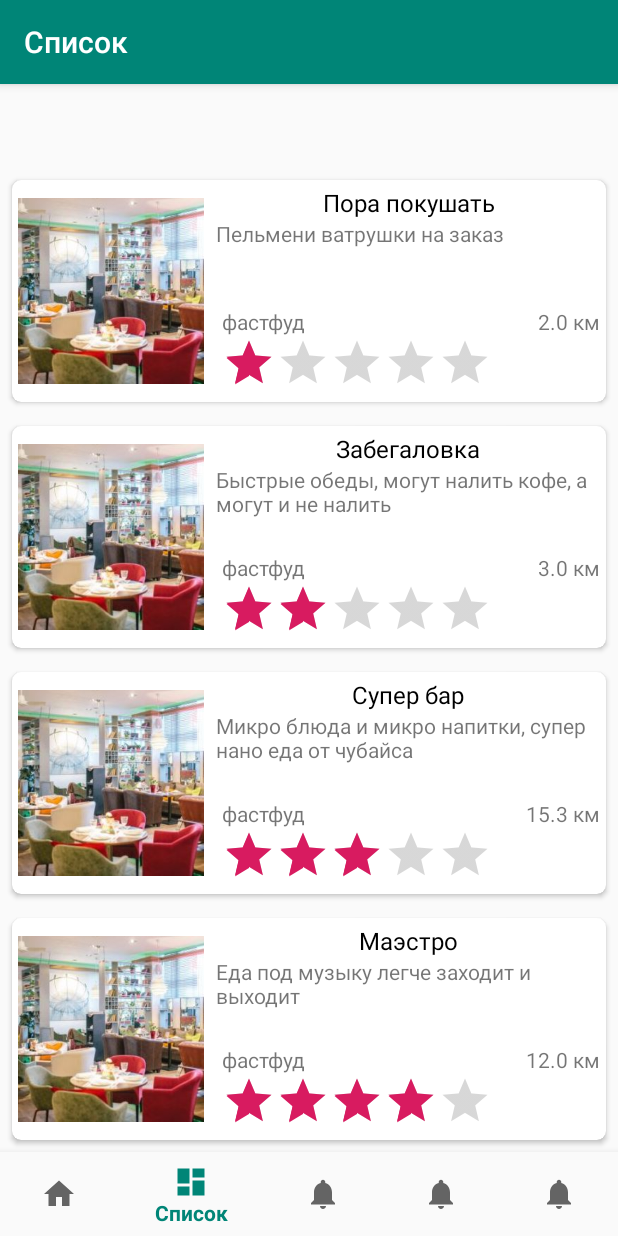
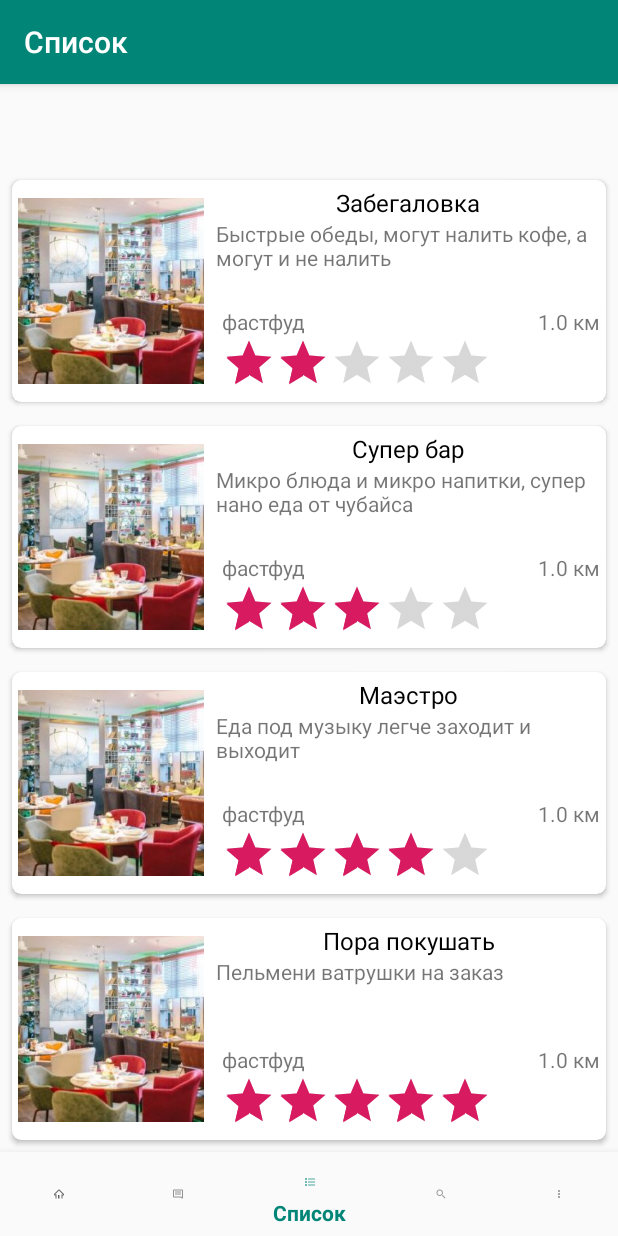
Before and after one commit to Kharin1986/CafeRatings, an Android app: the ListFragment screen opened through its navigation route, on a phone screen of 412 x 824 dp. Run offline under Robolectric (Android 15) with nearby library versions, the phone set to English and light mode, and no system bars; our stand-ins replace navigation-ui.

Commit message:
Added local database by https://github.com/Jvitaliy82 But Jvitaliy82's base branch was with drawer navigation. I combined (and checked locally) this database and bottom navigation only.

```diff
--- /dev/null
+++ b/app/src/main/java/com/gb/rating/dataBase/CafeDataSource.java
@@ -0,0 +1,100 @@
+package com.gb.rating.dataBase;
+
+import android.content.ContentValues;
+import android.content.Context;
+import android.database.Cursor;
+import android.database.SQLException;
+import android.database.sqlite.SQLiteDatabase;
+
+import com.gb.rating.models.CafeItem;
+
+import java.io.Closeable;
+import java.io.IOException;
+import java.util.ArrayList;
+import java.util.List;
+
+import static com.gb.rating.dataBase.CafeDbScheme.CafeTable;
+
+public class CafeDataSource implements Closeable {
+
+    private DataBaseHelper dbHelper;
+    private SQLiteDatabase database;
+
+    public CafeDataSource(Context context) {
+        dbHelper = new DataBaseHelper(context);
+    }
+
+    public void openW() throws SQLException {
+        database = dbHelper.getWritableDatabase();
+    }
+
+    public void openR() throws SQLException {
+        database = dbHelper.getReadableDatabase();
+    }
+
+    public void insertCafe(ContentValues cv) {
+        database.insert(CafeTable.NAME, null, cv);
+    }
+
+    public List<CafeItem> readAllCafe() {
+        List<CafeItem> listCafe = new ArrayList<>();
+        Cursor cursor = database.query(CafeTable.NAME,
+                null,null,null, null, null, null);
+        if (cursor.moveToFirst()) {
+            while (cursor.moveToNext()) {
+                CafeItem item = new CafeItem();
+                item.setName(cursor.getString(1));
+                item.setImg(cursor.getInt(2)); // тут нужно подумать как хранить путь к изображению
+                item.setType(cursor.getString(2));
+                item.setDesc(cursor.getString(3));
+                item.setRating(cursor.getInt(4));
+                item.setCountry(cursor.getString(5));
+                item.setCity(cursor.getString(6));
+                item.setStreet(cursor.getString(7));
+                item.setHome(cursor.getString(8));
+                item.setLoc(cursor.getString(9));
+                item.setWTime(cursor.getString(10));
+
+                listCafe.add(item);
+            }
+            cursor.close();
+        }
+        return listCafe;
+    }
+
+    public CafeItem readCafeByName(String cafeName) {
+        CafeItem item = new CafeItem();
+        Cursor cursor = database.query(CafeTable.NAME,
+                null,
+                CafeTable.Cols.CAFE_NAME + "=?",
+                new String[]{cafeName}, null, null, null);
+        if (cursor.getCount() != 0) {
+            cursor.moveToFirst();
+            item.setName(cursor.getString(1));
+            item.setImg(cursor.getInt(2)); // тут нужно подумать над типом в базе, нужно сохранить путь к изображению
+            item.setType(cursor.getString(2));
+            item.setDesc(cursor.getString(3));
+            item.setRating(cursor.getInt(4));
+            item.setCountry(cursor.getString(5));
+            item.setCity(cursor.getString(6));
+            item.setStreet(cursor.getString(7));
+            item.setHome(cursor.getString(8));
+            item.setLoc(cursor.getString(9));
+            item.setWTime(cursor.getString(10));
+
+            cursor.close();
+        }
+        return item;
+    }
+
+    public void updateCafeByName(ContentValues cv, String name) {
+        database.update(CafeTable.NAME, cv,
+                CafeTable.Cols.CAFE_NAME + " = ?",
+                new String[]{name});
+    }
+
+    @Override
+    public void close() throws IOException {
+        dbHelper.close();
+    }
+}
--- /dev/null
+++ b/app/src/main/java/com/gb/rating/dataBase/DataBaseHelper.java
@@ -0,0 +1,67 @@
+package com.gb.rating.dataBase;
+
+import android.content.ContentValues;
+import android.content.Context;
+import android.database.sqlite.SQLiteDatabase;
+import android.database.sqlite.SQLiteOpenHelper;
+
+import com.gb.rating.models.CafeItem;
+import com.gb.rating.ui.list.TempCafeList;
+
+import java.util.List;
+
+import static com.gb.rating.dataBase.CafeDbScheme.CafeTable;
+
+
+public class DataBaseHelper extends SQLiteOpenHelper {
+
+    private static final String DB_NAME = "cafeBase.db";
+    private static final int DB_VERSION = 1;
+
+    public DataBaseHelper(Context context) {
+        super(context, DB_NAME, null, DB_VERSION);
+    }
+
+    @Override
+    public void onCreate(SQLiteDatabase db) {
+        db.execSQL("CREATE TABLE " + CafeTable.NAME + "(" +
+                "_id INTEGER PRIMARY KEY AUTOINCREMENT, " +
+                CafeTable.Cols.CAFE_NAME + ", " +
+                CafeTable.Cols.TYPE + ", " +
+                CafeTable.Cols.DESCRIPTION + ", " +
+                CafeTable.Cols.RATING + " INTEGER, " +
+                CafeTable.Cols.COUNTRY + ", " +
+                CafeTable.Cols.CITY + ", " +
+                CafeTable.Cols.STREET + ", " +
+                CafeTable.Cols.HOME + ", " +
+                CafeTable.Cols.LOCATION + ", " +
+                CafeTable.Cols.WORK_TIME +
+                ");"
+        );
+
+        //временный код для наполнения БД из класса TempCafeList
+
+        List<CafeItem> list = TempCafeList.INSTANCE.getCafeList();
+        ContentValues cv = new ContentValues();
+        CafeItem item;
+        for (int i = 0; i < list.size(); i++) {
+            item = list.get(i);
+            cv.put(CafeTable.Cols.CAFE_NAME, item.getName());
+            cv.put(CafeTable.Cols.TYPE, item.getType());
+            cv.put(CafeTable.Cols.DESCRIPTION, item.getDesc());
+            cv.put(CafeTable.Cols.RATING, item.getRating());
+            cv.put(CafeTable.Cols.COUNTRY, item.getCountry());
+            cv.put(CafeTable.Cols.CITY, item.getCity());
+            cv.put(CafeTable.Cols.STREET, item.getStreet());
+            cv.put(CafeTable.Cols.HOME, item.getHome());
+            cv.put(CafeTable.Cols.LOCATION, item.getLoc());
+            cv.put(CafeTable.Cols.WORK_TIME, item.getWTime());
+            db.insert(CafeTable.NAME, null, cv);
+        }
+    }
+
+    @Override
+    public void onUpgrade(SQLiteDatabase db, int oldVersion, int newVersion) {
+
+    }
+}
--- a/app/src/main/java/com/gb/rating/models/CafeItem.kt
+++ b/app/src/main/java/com/gb/rating/models/CafeItem.kt
@@ -2,9 +2,17 @@
 package com.gb.rating.models
 
 class CafeItem(
-    var img: Int,
+    var img: Int=0,
     var name: String = "",
+    var type: String = "",
     var desc: String = "",
-    var rating: Int,
-    var distance: Double
+    var rating: Int = 3,
+    var country: String = "",
+    var city: String = "",
+    var street: String = "",
+    var home: String = "",
+    var loc: String = "",
+    var wTime: String = "",
+
+    var distance: Double = 1.0 // оставил
 )
--- a/app/src/main/java/com/gb/rating/ui/list/ListFragment.kt
+++ b/app/src/main/java/com/gb/rating/ui/list/ListFragment.kt
@@ -5,15 +5,18 @@ import android.view.LayoutInflater
 import android.view.View
 import android.view.ViewGroup
 import androidx.fragment.app.Fragment
+import androidx.lifecycle.MutableLiveData
 import androidx.lifecycle.Observer
 import androidx.lifecycle.ViewModelProviders
 import androidx.recyclerview.widget.LinearLayoutManager
 import com.gb.rating.R
+import com.gb.rating.dataBase.CafeDataSource
+import com.gb.rating.models.CafeItem
 import kotlinx.android.synthetic.main.fragment_list.*
 
 class ListFragment : Fragment() {
 
-    private val listViewModel by lazy { ViewModelProviders.of(this).get(ListViewModel::class.java) }
+    var cafeList : MutableLiveData<List<CafeItem>> = MutableLiveData() //лист с кафешками
 
     override fun onCreateView(
         inflater: LayoutInflater,
@@ -29,8 +32,9 @@ class ListFragment : Fragment() {
         val adapter = ListAdapter()
         cafeListRecycler_FragmentList?.layoutManager = LinearLayoutManager(activity)
         cafeListRecycler_FragmentList?.adapter = adapter
-        listViewModel.getListCafe().observe(this, Observer {
-            it?.let { adapter.refreshList(it) }
-        })
+        cafeList.observe(this, Observer {it?.let { adapter.refreshList(it) }}) //подписка на обновление листа
+        val dbHelper = CafeDataSource(context)
+        dbHelper.openR()
+        cafeList.value = dbHelper.readAllCafe()
     }
 }
--- a/app/src/main/java/com/gb/rating/ui/list/ListViewModel.kt
+++ b/app/src/main/java/com/gb/rating/ui/list/ListViewModel.kt
@@ -8,10 +8,8 @@ class ListViewModel : ViewModel() {
 
     var cafeList : MutableLiveData<List<CafeItem>> = MutableLiveData()
 
-    //инициализация списка с кафешками
-    init {
-        cafeList.value = TempCafeList.getCafeList()
+    fun setList(list: List<CafeItem>) {
+        cafeList.value = list
     }
-
     fun getListCafe() = cafeList
 }
--- a/app/src/main/java/com/gb/rating/ui/list/TempCafeList.kt
+++ b/app/src/main/java/com/gb/rating/ui/list/TempCafeList.kt
@@ -1,16 +1,18 @@
+
 package com.gb.rating.ui.list
+
 import com.gb.rating.R
 import com.gb.rating.models.CafeItem
 
 object TempCafeList {
 
     fun getCafeList() = listOf(
-        CafeItem(R.drawable.cafe, "Пора покушать", "Пельмени ватрушки на заказ", 1, 2.0),
-        CafeItem(R.drawable.cafe, "Забегаловка", "Быстрые обеды, могут налить кофе, а могут и не налить", 2, 3.0),
-        CafeItem(R.drawable.cafe, "Супер бар", "Микро блюда и микро напитки, супер нано еда от чубайса", 3, 15.3),
-        CafeItem(R.drawable.cafe, "Маэстро", "Еда под музыку легче заходит и выходит", 4, 12.0),
-        CafeItem(R.drawable.cafe, "Пора покушать", "Скорей ешь когда голодный, не зверей зайди скорей", 5, 7.0),
-        CafeItem(R.drawable.cafe, "Магнит", "Так и манит к нам поесть, у нас есть в котлете шерсть", 3, 18.0),
-        CafeItem(R.drawable.cafe, "Вилка ложка", "У нас не едят руками, вилки и ложки всегда в ниличии", 2, 7.0)
+        CafeItem(R.drawable.cafe, "Пора покушать", "фастфуд","Пельмени ватрушки на заказ", 1, "Россия", "Москва","Лениа", "5","1255455","15:15",2.0),
+        CafeItem(R.drawable.cafe, "Забегаловка", "фастфуд","Быстрые обеды, могут налить кофе, а могут и не налить", 2, "Россия", "Москва","Лениа", "5","1255455","15:15",3.0),
+        CafeItem(R.drawable.cafe, "Супер бар", "фастфуд","Микро блюда и микро напитки, супер нано еда от чубайса", 3, "Россия", "Москва","Лениа", "5","1255455","15:15",15.3),
+        CafeItem(R.drawable.cafe, "Маэстро", "фастфуд","Еда под музыку легче заходит и выходит", 4, "Россия", "Москва","Лениа", "5","1255455","15:15",12.0),
+        CafeItem(R.drawable.cafe, "Пора покушать", "фастфуд","Пельмени ватрушки на заказ", 5, "Россия", "Москва","Лениа", "5","1255455","15:15",2.0),
+        CafeItem(R.drawable.cafe, "Магнит", "фастфуд","Так и манит к нам поесть, у нас есть в котлете шерсть", 3, "Россия", "Москва","Лениа", "5","1255455","15:15",18.0),
+        CafeItem(R.drawable.cafe, "Вилка ложка", "фастфуд","У нас не едят руками, вилки и ложки всегда в ниличии", 2, "Россия", "Москва","Лениа", "5","1255455","15:15",7.0)
     )
 }
--- a/app/src/main/res/menu/bottom_nav_menu.xml
+++ b/app/src/main/res/menu/bottom_nav_menu.xml
@@ -3,25 +3,26 @@
 
     <item
         android:id="@+id/navigation_home"
-        android:icon="@drawable/ic_home_black_24dp"
+        android:icon="@drawable/ic_home"
         android:title="@string/title_home" />
+    <item
+        android:id="@+id/navigation_review"
+        android:icon="@drawable/ic_review"
+        android:title="@string/title_review" />
 
     <item
         android:id="@+id/navigation_list"
-        android:icon="@drawable/ic_dashboard_black_24dp"
+        android:icon="@drawable/ic_lists"
         android:title="@string/title_list" />
 
     <item
         android:id="@+id/navigation_search"
-        android:icon="@drawable/ic_notifications_black_24dp"
+        android:icon="@drawable/ic_search"
         android:title="@string/title_search" />
     <item
         android:id="@+id/navigation_offline"
-        android:icon="@drawable/ic_notifications_black_24dp"
-        android:title="@string/title_offline" />
-    <item
-        android:id="@+id/navigation_review"
-        android:icon="@drawable/ic_notifications_black_24dp"
-        android:title="@string/title_review" />
+        android:icon="@drawable/ic_menu"
+        android:title="@string/title_menu" />
+
 
 </menu>
```
Also changed, not shown: app/src/main/java/com/gb/rating/dataBase/CafeDbScheme.java (added, +22 -0 lines), app/src/main/res/values/strings.xml (+26 -0 lines), app/src/main/res/drawable/ic_home.png (added), app/src/main/res/drawable/ic_lists.png (added), app/src/main/res/drawable/ic_menu.png (added), app/src/main/res/drawable/ic_review.png (added), app/src/main/res/drawable/ic_search.png (added).
